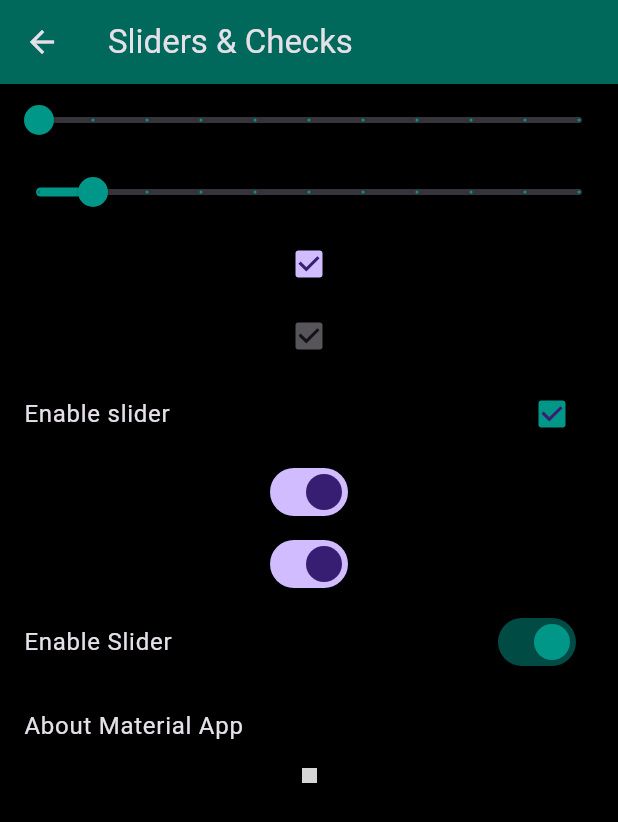
After one commit to Juxn89/flutter-udemy, a Flutter app: the SliderScreen screen opened by its route, on a phone screen of 412 x 824 dp. The commit adds this screen. Shown: the top 822 px of the screen. Run offline on Flutter 3.47's test engine with Material 3 defaults, Android fonts, the phone set to English and light mode, and no system bars; network calls fail; grey boxes are pictures that could not be loaded.

Commit message:
Checkboxes & swhitches

```diff
--- a/lib/router/app_routes.dart
+++ b/lib/router/app_routes.dart
@@ -15,6 +15,7 @@ class AppRoutes {
 		MenuOptions(route: 'avatar', icon: Icons.supervised_user_circle, name: 'Circle Avatar', screen: AvatarScreen()),
 		MenuOptions(route: 'animatedCurve', icon: Icons.play_circle, name: 'AnimatedContainer: Curve Class', screen: AnimatedScreen()),
 		MenuOptions(route: 'textinput', icon: Icons.input, name: 'Text Input Screen', screen: InputScreen()),
+		MenuOptions(route: 'slider', icon: Icons.motion_photos_on_rounded, name: 'Slider & Checks Screen', screen: SliderScreen()),
 	];
 
 	static final menuOptions1 = <MenuOptions>[
@@ -25,6 +26,7 @@ class AppRoutes {
 		MenuOptions(route: 'avatar', icon: Icons.supervised_user_circle, name: 'Circle Avatar', screen: AvatarScreen()),
 		MenuOptions(route: 'animatedCurve', icon: Icons.play_circle, name: 'AnimatedContainer: Curve Class', screen: AnimatedScreen()),
 		MenuOptions(route: 'textinput', icon: Icons.input, name: 'Text Input Screen', screen: InputScreen()),
+		MenuOptions(route: 'slider', icon: Icons.input, name: 'Slider Screen', screen: SliderScreen()),
 
 	];
 
@@ -48,6 +50,7 @@ class AppRoutes {
 		'avatar': (BuildContext context) => AvatarScreen(),
 		'animatedCurve': (BuildContext context) => AnimatedScreen(),
 		'textinput': (BuildContext context) => InputScreen(),
+		'slider': (BuildContext context) => SliderScreen(),
 	};
 
 	static Route<dynamic> onGenerateRoute (RouteSettings settings) {
--- a/lib/screens/screens.dart
+++ b/lib/screens/screens.dart
@@ -3,6 +3,7 @@ export 'package:components_app/screens/animated_screen.dart';
 export 'package:components_app/screens/avatar_screen.dart';
 export 'package:components_app/screens/card_screen.dart';
 export 'package:components_app/screens/home_screen.dart';
+export 'package:components_app/screens/inputs_screens.dart';
 export 'package:components_app/screens/listview1_screen.dart';
 export 'package:components_app/screens/listview2_screen.dart';
-export 'package:components_app/screens/inputs_screens.dart';
+export 'package:components_app/screens/slider_screen.dart';
--- /dev/null
+++ b/lib/screens/slider_screen.dart
@@ -0,0 +1,109 @@
+import 'package:components_app/themes/app_theme.dart';
+import 'package:flutter/material.dart';
+
+class SliderScreen extends StatefulWidget {
+
+	const SliderScreen({Key? key}) : super(key: key);
+
+  @override
+  State<SliderScreen> createState() => _SliderScreenState();
+}
+
+class _SliderScreenState extends State<SliderScreen> {
+	double _sliderValue = 10;
+	double _sliderValueAdaptative = 10;
+	bool _sliderEnabled = true;
+	bool _sliderEnabledCheckBoxListTitle = true;
+	bool _switchValue = true;
+
+	@override
+	Widget build(BuildContext context) {
+		return Scaffold(
+			appBar: AppBar(
+				title: Text('Sliders & Checks'),
+			),
+			body: Center(
+				 child: Column(
+				 	children: [
+				 		Slider(
+				 			min: 0,
+				 			max:400,
+				 			activeColor: AppTheme.primary,
+				 			divisions: 10,
+				 			value: _sliderValue,
+				 			onChanged: _sliderEnabled ? (value) {
+				 				print('Currente Slider value: $value');
+				 				_sliderValue = value;
+				 				setState((){});
+				 			} : null
+				 		),
+
+				 		// Adapt the style depending on the OS
+				 		Slider.adaptive(
+				 			min: 0,
+				 			max:100,
+				 			activeColor: AppTheme.primary,
+				 			divisions: 10,
+				 			value: _sliderValueAdaptative,
+				 			onChanged: _sliderEnabled ? (value) {
+				 				print('Currente Slider value: $value');
+				 				_sliderValueAdaptative = value;
+				 				setState((){});
+				 			} : null
+				 		),
+
+						Checkbox(
+							value: _sliderEnabled,
+							onChanged: (value){
+								_sliderEnabled = value ?? true;
+								setState(() { });
+							}
+						),
+
+						Checkbox(
+							value: _sliderEnabled,
+							onChanged: null
+						),
+
+						CheckboxListTile(
+							title: Text('Enable slider'),
+							activeColor: AppTheme.primary,
+							value: _sliderEnabledCheckBoxListTitle,
+							onChanged: (value) => setState((){ _sliderEnabledCheckBoxListTitle = value ?? true; })
+						),
+
+						Switch(
+							value: _switchValue,
+							onChanged: (value) => setState((){ _switchValue = value; })
+						),
+
+						// Adapt the style depending of the OS
+						Switch.adaptive(
+							value: _switchValue,
+							onChanged: (value) => setState((){ _switchValue = value; })
+						),
+
+						SwitchListTile(
+							title: Text('Enable Slider'),
+							activeThumbColor: AppTheme.primary,
+							value: _switchValue,
+							onChanged: (value) => setState((){ _switchValue = value; })
+						),
+
+						AboutListTile(),
+
+				 		Expanded(
+							child: SingleChildScrollView(
+								child: Image(
+									image: NetworkImage('https://wallpapers.com/images/hd/elretrato-de-batman-2022-dtny6lc5o1vx3vlo.jpg'),
+									fit: BoxFit.contain,
+									width: _sliderValue,
+								),
+							),
+						)
+				 	],
+				 ),
+			),
+		);
+	}
+}
```
